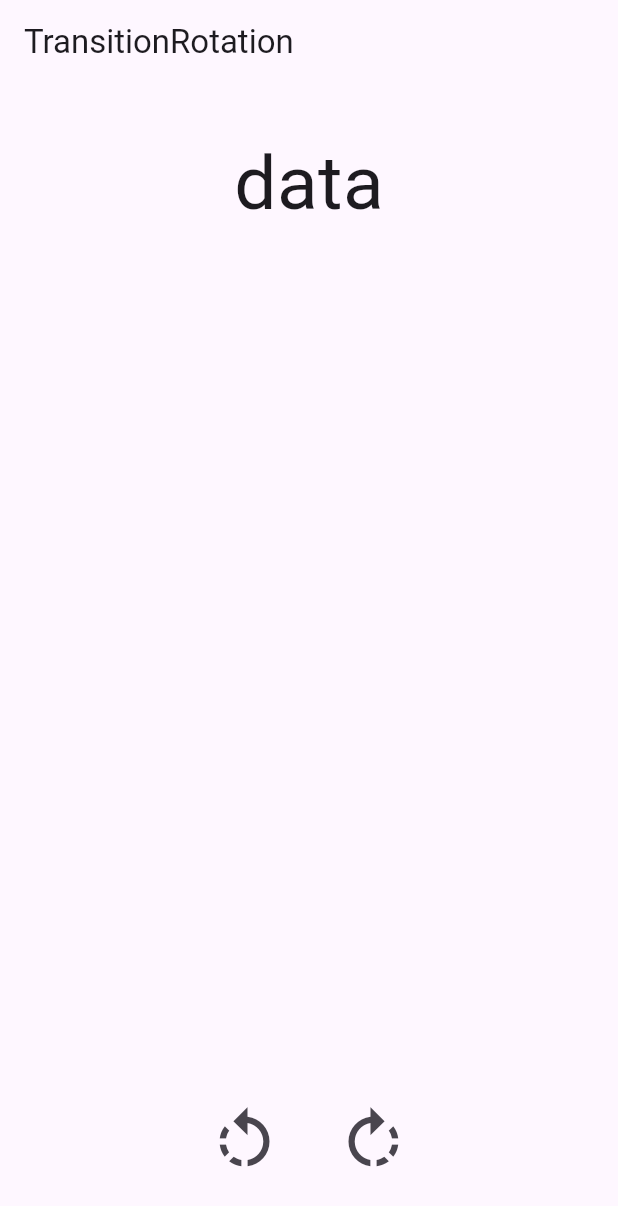
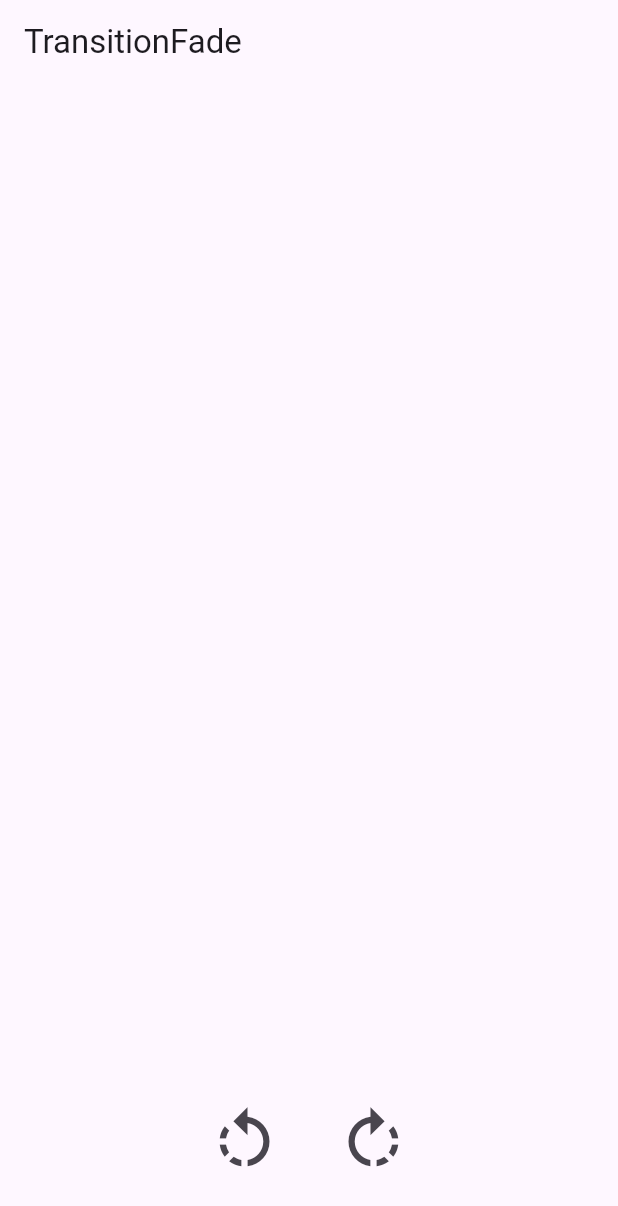
Before and after one commit to bishoyabdmariam/flutter_animations, a Flutter app: the screen it shows after launch, on a phone screen of 412 x 824 dp. Shown: the top 1206 px of the screen. Run offline on Flutter 3.47's test engine with Material 3 defaults, Android fonts, the phone set to English and light mode, and no system bars.

Commit message:
end of the 19 videos of playlist

```diff
--- a/lib/main.dart
+++ b/lib/main.dart
@@ -5,6 +5,9 @@ import 'package:flutter_animation/animation_object/foo_transition.dart';
 import 'package:flutter_animation/rotation/rotation_animated.dart';
 import 'package:flutter_animation/rotation/rotation_transition.dart';
 import 'package:flutter_animation/tween_animation/screen_one.dart';
+
+import 'opacity/opacity_animated.dart';
+import 'opacity/opacity_transition.dart';
 
 void main() {
   runApp(const MyApp());
@@ -22,7 +25,7 @@ class MyApp extends StatelessWidget {
         colorScheme: ColorScheme.fromSeed(seedColor: Colors.deepPurple),
         useMaterial3: true,
       ),
-      home: const TransitionRotation(),
+      home: const TransitionFade(),
     );
   }
 }
--- /dev/null
+++ b/lib/opacity/opacity_transition.dart
@@ -0,0 +1,81 @@
+import 'package:flutter/cupertino.dart';
+import 'package:flutter/material.dart';
+import 'package:flutter/widgets.dart';
+
+class TransitionFade extends StatefulWidget {
+  const TransitionFade({super.key});
+
+  @override
+  State<TransitionFade> createState() => _TransitionFadeState();
+}
+
+class _TransitionFadeState extends State<TransitionFade>
+    with SingleTickerProviderStateMixin {
+  late Animation<double> turns;
+
+  late AnimationController animationController;
+
+  @override
+  void initState() {
+    super.initState();
+    animationController = AnimationController(
+      vsync: this,
+      duration: const Duration(seconds: 1),
+      reverseDuration: const Duration(seconds: 1),
+    );
+    turns = Tween<double>(begin: 0, end: 1).animate(animationController);
+  }
+
+  @override
+  Widget build(BuildContext context) {
+    return Scaffold(
+      appBar: AppBar(
+        title: const Text("TransitionFade"),
+      ),
+      body: Column(
+        children: [
+          const SizedBox(
+            height: 30,
+          ),
+          FadeTransition(
+            opacity: turns,
+            child: const Text(
+              "data",
+              style: TextStyle(
+                fontSize: 50,
+              ),
+            ),
+          ),
+          const Spacer(),
+          Row(
+            mainAxisAlignment: MainAxisAlignment.center,
+            children: [
+              IconButton(
+                  onPressed: () {
+                    animationController.reverse();
+                  },
+                  icon: const Icon(
+                    Icons.rotate_left,
+                    size: 50,
+                  )),
+              const SizedBox(
+                width: 20,
+              ),
+              IconButton(
+                  onPressed: () {
+                    animationController.forward();
+                  },
+                  icon: const Icon(
+                    Icons.rotate_right,
+                    size: 50,
+                  )),
+            ],
+          ),
+          const SizedBox(
+            height: 30,
+          ),
+        ],
+      ),
+    );
+  }
+}
```
Also changed, not shown: lib/opacity/opacity_animated.dart (added, +70 -0 lines).
